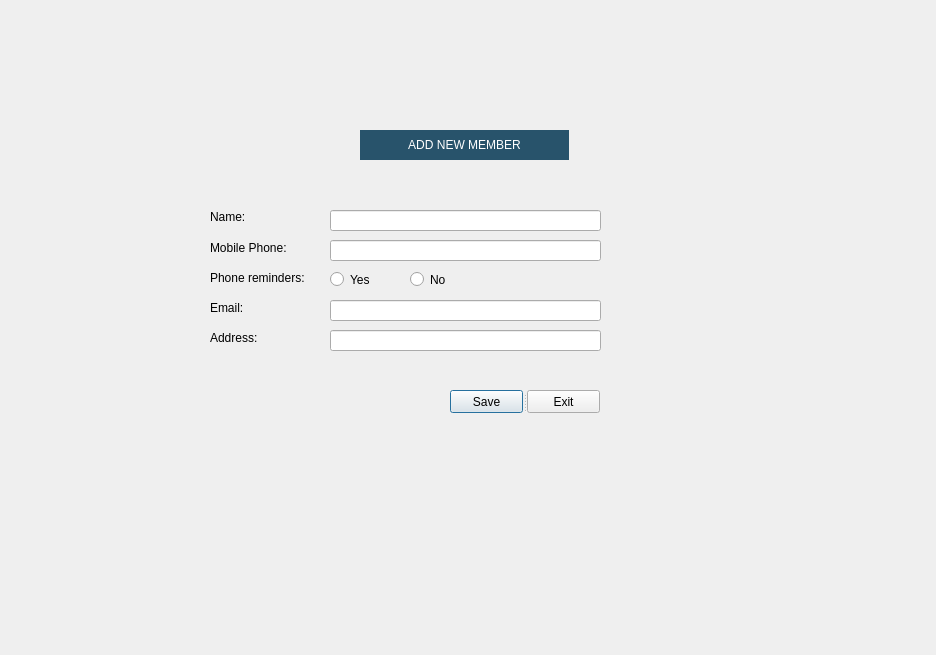
This is theLIBRARY/addmember.ui in 270122090/the_Library as Qt 5 draws it before an edit. The edited form follows.
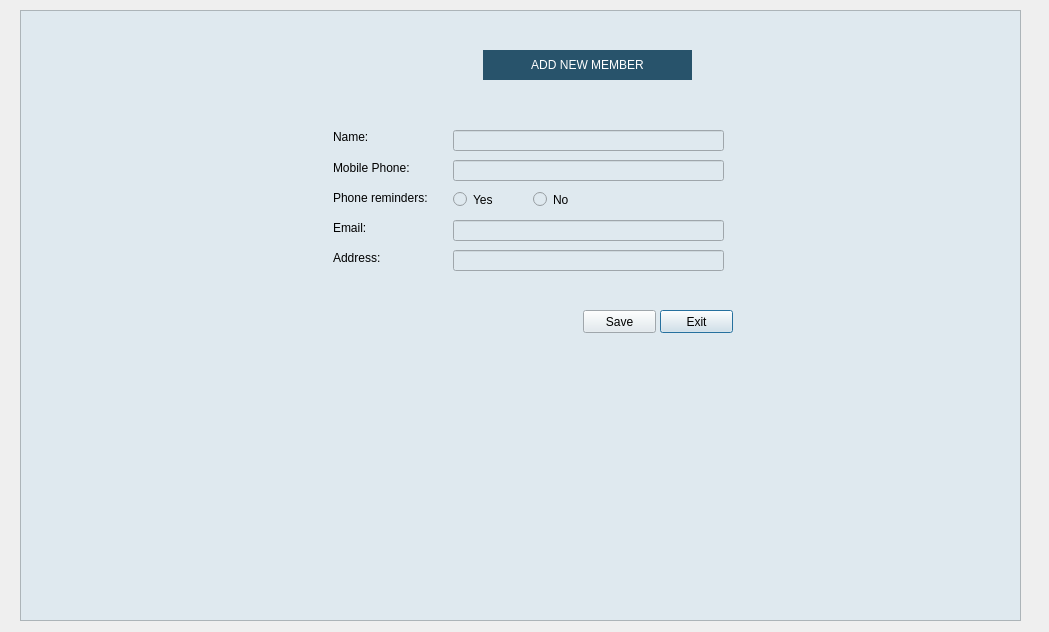
This is the edited form.

The edit to the form file:
```diff
--- a/theLIBRARY/addmember.ui
+++ b/theLIBRARY/addmember.ui
@@ -6,50 +6,52 @@
    <rect>
     <x>0</x>
     <y>0</y>
-    <width>936</width>
-    <height>655</height>
+    <width>1049</width>
+    <height>632</height>
    </rect>
   </property>
   <property name="windowTitle">
    <string>Dialog</string>
   </property>
-  <widget class="QLabel" name="phoneNumber_label">
+  <widget class="QFrame" name="frame">
    <property name="geometry">
     <rect>
-     <x>210</x>
-     <y>270</y>
-     <width>111</width>
-     <height>16</height>
+     <x>20</x>
+     <y>10</y>
+     <width>1001</width>
+     <height>611</height>
     </rect>
    </property>
    <property name="styleSheet">
-    <string notr="true">color: rgb(0, 0, 0);</string>
+    <string notr="true">background-color: rgb(223, 233, 239);</string>
    </property>
-   <property name="text">
-    <string>Phone reminders:</string>
+   <property name="frameShape">
+    <enum>QFrame::StyledPanel</enum>
    </property>
-  </widget>
-  <widget class="QLabel" name="email_label">
+   <property name="frameShadow">
+    <enum>QFrame::Plain</enum>
+   </property>
+   <widget class="QPushButton" name="btnExitAddMember">
    <property name="geometry">
     <rect>
-     <x>210</x>
+      <x>640</x>
      <y>300</y>
-     <width>47</width>
-     <height>16</height>
+      <width>73</width>
+      <height>23</height>
     </rect>
    </property>
    <property name="styleSheet">
     <string notr="true">color: rgb(0, 0, 0);</string>
    </property>
    <property name="text">
-    <string>Email:</string>
+     <string>Exit</string>
    </property>
   </widget>
   <widget class="QLabel" name="memberName_label">
    <property name="geometry">
     <rect>
-     <x>210</x>
-     <y>210</y>
+      <x>313</x>
+      <y>120</y>
      <width>47</width>
      <height>14</height>
     </rect>
@@ -61,11 +63,21 @@
     <string>Name:</string>
    </property>
   </widget>
+   <widget class="QLineEdit" name="txtMemberName">
+    <property name="geometry">
+     <rect>
+      <x>433</x>
+      <y>120</y>
+      <width>271</width>
+      <height>21</height>
+     </rect>
+    </property>
+   </widget>
   <widget class="QRadioButton" name="radioButtonNO_2">
    <property name="geometry">
     <rect>
-     <x>410</x>
-     <y>270</y>
+      <x>513</x>
+      <y>180</y>
      <width>51</width>
      <height>19</height>
     </rect>
@@ -77,11 +89,27 @@
     <string>No</string>
    </property>
   </widget>
+   <widget class="QLabel" name="Addresstxt">
+    <property name="geometry">
+     <rect>
+      <x>313</x>
+      <y>240</y>
+      <width>61</width>
+      <height>16</height>
+     </rect>
+    </property>
+    <property name="styleSheet">
+     <string notr="true">color: rgb(0, 0, 0);</string>
+    </property>
+    <property name="text">
+     <string>Address:</string>
+    </property>
+   </widget>
   <widget class="QRadioButton" name="radioButtonYES_2">
    <property name="geometry">
     <rect>
-     <x>330</x>
-     <y>270</y>
+      <x>433</x>
+      <y>180</y>
      <width>51</width>
      <height>19</height>
     </rect>
@@ -93,11 +121,43 @@
     <string>Yes</string>
    </property>
   </widget>
+   <widget class="QLabel" name="emailtxt">
+    <property name="geometry">
+     <rect>
+      <x>313</x>
+      <y>210</y>
+      <width>47</width>
+      <height>16</height>
+     </rect>
+    </property>
+    <property name="styleSheet">
+     <string notr="true">color: rgb(0, 0, 0);</string>
+    </property>
+    <property name="text">
+     <string>Email:</string>
+    </property>
+   </widget>
+   <widget class="QLabel" name="phoneNumber_label">
+    <property name="geometry">
+     <rect>
+      <x>313</x>
+      <y>180</y>
+      <width>111</width>
+      <height>16</height>
+     </rect>
+    </property>
+    <property name="styleSheet">
+     <string notr="true">color: rgb(0, 0, 0);</string>
+    </property>
+    <property name="text">
+     <string>Phone reminders:</string>
+    </property>
+   </widget>
   <widget class="QLabel" name="phone_label">
    <property name="geometry">
     <rect>
-     <x>210</x>
-     <y>240</y>
+      <x>313</x>
+      <y>150</y>
      <width>91</width>
      <height>16</height>
     </rect>
@@ -109,11 +169,57 @@
     <string>Mobile Phone:</string>
    </property>
   </widget>
+   <widget class="QPushButton" name="btnSaveMember">
+    <property name="geometry">
+     <rect>
+      <x>563</x>
+      <y>300</y>
+      <width>73</width>
+      <height>23</height>
+     </rect>
+    </property>
+    <property name="styleSheet">
+     <string notr="true">color: rgb(0, 0, 0);</string>
+    </property>
+    <property name="text">
+     <string>Save</string>
+    </property>
+   </widget>
+   <widget class="QLineEdit" name="txtMemberAddress">
+    <property name="geometry">
+     <rect>
+      <x>433</x>
+      <y>240</y>
+      <width>271</width>
+      <height>21</height>
+     </rect>
+    </property>
+   </widget>
+   <widget class="QLineEdit" name="txtMemberPhone">
+    <property name="geometry">
+     <rect>
+      <x>433</x>
+      <y>150</y>
+      <width>271</width>
+      <height>21</height>
+     </rect>
+    </property>
+   </widget>
+   <widget class="QLineEdit" name="txtMemberEmail">
+    <property name="geometry">
+     <rect>
+      <x>433</x>
+      <y>210</y>
+      <width>271</width>
+      <height>21</height>
+     </rect>
+    </property>
+   </widget>
   <widget class="QLabel" name="LibraryTitle_4">
    <property name="geometry">
     <rect>
-     <x>360</x>
-     <y>130</y>
+      <x>463</x>
+      <y>40</y>
      <width>209</width>
      <height>30</height>
     </rect>
@@ -136,90 +242,6 @@
     <set>Qt::AlignCenter</set>
    </property>
   </widget>
-  <widget class="QSplitter" name="splitter_2">
-   <property name="geometry">
-    <rect>
-     <x>450</x>
-     <y>390</y>
-     <width>150</width>
-     <height>23</height>
-    </rect>
-   </property>
-   <property name="orientation">
-    <enum>Qt::Horizontal</enum>
-   </property>
-   <widget class="QPushButton" name="btnSaveMember">
-    <property name="styleSheet">
-     <string notr="true">color: rgb(0, 0, 0);</string>
-    </property>
-    <property name="text">
-     <string>Save</string>
-    </property>
-   </widget>
-   <widget class="QPushButton" name="btnExitAddMember">
-    <property name="styleSheet">
-     <string notr="true">color: rgb(0, 0, 0);</string>
-    </property>
-    <property name="text">
-     <string>Exit</string>
-    </property>
-   </widget>
-  </widget>
-  <widget class="QLineEdit" name="txtMemberEmail">
-   <property name="geometry">
-    <rect>
-     <x>330</x>
-     <y>300</y>
-     <width>271</width>
-     <height>21</height>
-    </rect>
-   </property>
-  </widget>
-  <widget class="QLineEdit" name="txtMemberPhone">
-   <property name="geometry">
-    <rect>
-     <x>330</x>
-     <y>240</y>
-     <width>271</width>
-     <height>21</height>
-    </rect>
-   </property>
-  </widget>
-  <widget class="QLineEdit" name="txtMemberName">
-   <property name="geometry">
-    <rect>
-     <x>330</x>
-     <y>210</y>
-     <width>271</width>
-     <height>21</height>
-    </rect>
-   </property>
-  </widget>
-  <widget class="QLineEdit" name="txtMemberAddress">
-   <property name="geometry">
-    <rect>
-     <x>330</x>
-     <y>330</y>
-     <width>271</width>
-     <height>21</height>
-    </rect>
-   </property>
-  </widget>
-  <widget class="QLabel" name="email_label_2">
-   <property name="geometry">
-    <rect>
-     <x>210</x>
-     <y>330</y>
-     <width>61</width>
-     <height>16</height>
-    </rect>
-   </property>
-   <property name="styleSheet">
-    <string notr="true">color: rgb(0, 0, 0);</string>
-   </property>
-   <property name="text">
-    <string>Address:</string>
-   </property>
   </widget>
  </widget>
  <resources/>
```
Lines whose indentation alone changed are shown as unchanged.
